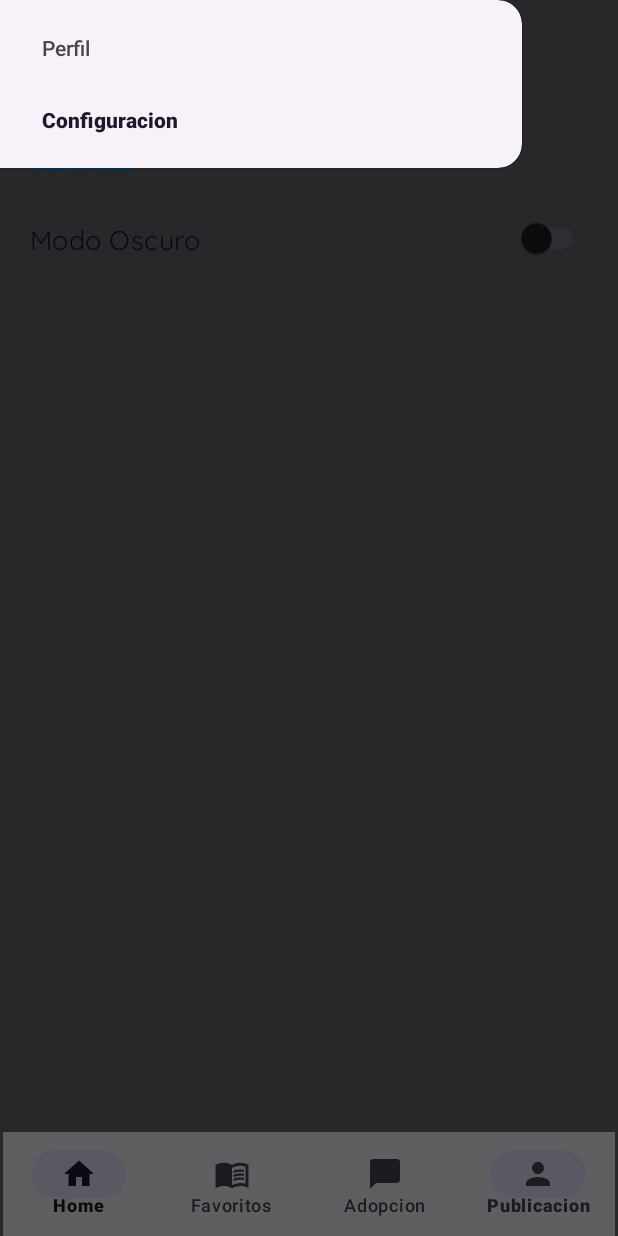
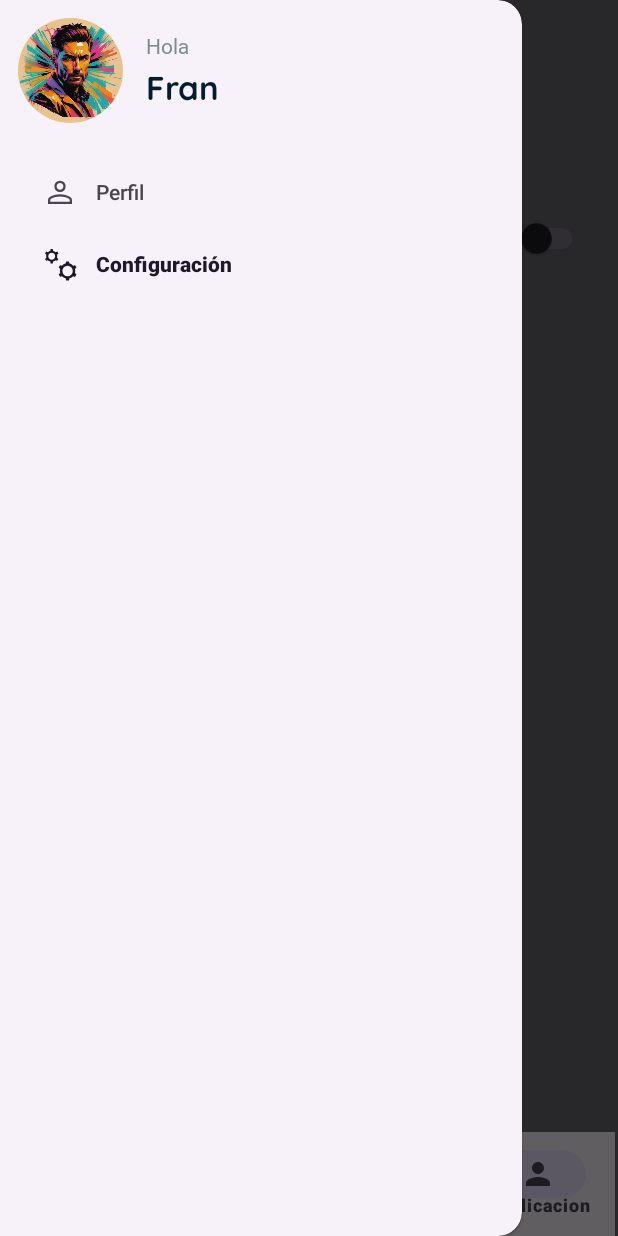
Before and after one commit to sosamatias1/Ort_TP3_Grupo7, an Android app: the ConfiguracionFragment screen opened through its navigation route, with the side drawer open, on a phone screen of 412 x 824 dp. Run offline under Robolectric (Android 15) with nearby library versions, the phone set to English and light mode, and no system bars; our stand-ins replace Picasso, Room's generated code, navigation-ui; network calls fail; pictures from the network do not load; 1 statement that could not run was skipped.

Commit message:
disenio drawer hecho

```diff
--- /dev/null
+++ b/app/src/main/res/drawable/back_icon.xml
@@ -0,0 +1,10 @@
+<vector xmlns:android="http://schemas.android.com/apk/res/android"
+    android:width="36dp"
+    android:height="36dp"
+    android:viewportWidth="960"
+    android:viewportHeight="960"
+    android:tint="?attr/colorControlNormal">
+  <path
+      android:fillColor="@android:color/white"
+      android:pathData="M655,880L255,480L655,80L711,137L368,480L711,823L655,880Z"/>
+</vector>
--- /dev/null
+++ b/app/src/main/res/drawable/profile_icon.xml
@@ -0,0 +1,10 @@
+<vector xmlns:android="http://schemas.android.com/apk/res/android"
+    android:width="64dp"
+    android:height="64dp"
+    android:viewportWidth="960"
+    android:viewportHeight="960"
+    android:tint="?attr/colorControlNormal">
+  <path
+      android:fillColor="@android:color/white"
+      android:pathData="M480,479Q414,479 372,437Q330,395 330,329Q330,263 372,221Q414,179 480,179Q546,179 588,221Q630,263 630,329Q630,395 588,437Q546,479 480,479ZM160,800L160,706Q160,668 179,641Q198,614 228,600Q295,570 356.5,555Q418,540 480,540Q542,540 603,555.5Q664,571 730.92,600.19Q762.22,614.32 781.11,641.16Q800,668 800,706L800,800L160,800ZM220,740L740,740L740,706Q740,690 730.5,675.5Q721,661 707,654Q643,623 590,611.5Q537,600 480,600Q423,600 369,611.5Q315,623 252,654Q238,661 229,675.5Q220,690 220,706L220,740ZM480,419Q519,419 544.5,393.5Q570,368 570,329Q570,290 544.5,264.5Q519,239 480,239Q441,239 415.5,264.5Q390,290 390,329Q390,368 415.5,393.5Q441,419 480,419ZM480,329Q480,329 480,329Q480,329 480,329Q480,329 480,329Q480,329 480,329Q480,329 480,329Q480,329 480,329Q480,329 480,329Q480,329 480,329ZM480,740L480,740Q480,740 480,740Q480,740 480,740Q480,740 480,740Q480,740 480,740Q480,740 480,740Q480,740 480,740Q480,740 480,740Q480,740 480,740L480,740L480,740Z"/>
+</vector>
--- /dev/null
+++ b/app/src/main/res/drawable/settings_icon.xml
@@ -0,0 +1,10 @@
+<vector xmlns:android="http://schemas.android.com/apk/res/android"
+    android:width="64dp"
+    android:height="64dp"
+    android:viewportWidth="960"
+    android:viewportHeight="960"
+    android:tint="?attr/colorControlNormal">
+  <path
+      android:fillColor="@android:color/white"
+      android:pathData="M229,464L223,415Q203,410 185.5,400.5Q168,391 154,377L110,395L80,346L117,311Q112,291 112,272Q112,253 117,233L80,198L110,149L154,167Q168,153 185.5,143.5Q203,134 223,129L229,80L289,80L295,129Q315,134 332.5,143.5Q350,153 364,167L408,149L438,198L400,233Q405,252 405,271.5Q405,291 400,311L438,346L408,395L364,377Q350,392 332.5,401Q315,410 295,415L289,464L229,464ZM259,364Q297,364 324,337Q351,310 351,272Q351,234 324,207Q297,180 259,180Q221,180 194,207Q167,234 167,272Q167,310 194,337Q221,364 259,364ZM644,920L630,863Q603,856 578.5,842Q554,828 536,806L482,823L444,758L486,720Q478,694 478,666Q478,638 486,612L444,575L482,510L536,525Q555,504 579,489.5Q603,475 630,469L644,412L719,412L733,469Q762,473 785.5,488Q809,503 828,525L882,510L920,575L878,612Q886,638 886,666Q886,694 878,720L920,758L882,824L828,806Q810,829 785.5,842.5Q761,856 733,863L719,920L644,920ZM682,805Q740,805 780.5,764.5Q821,724 821,666Q821,608 780.5,567.5Q740,527 682,527Q624,527 583.5,567.5Q543,608 543,666Q543,724 583.5,764.5Q624,805 682,805Z"/>
+</vector>
--- a/app/src/main/res/layout/activity_main.xml
+++ b/app/src/main/res/layout/activity_main.xml
@@ -5,7 +5,8 @@
     android:id="@+id/drawer_layout"
     android:layout_width="match_parent"
     android:layout_height="match_parent"
-    tools:context=".views.MainActivity">
+    tools:context=".views.MainActivity"
+    tools:openDrawer="start">
 
     <include
         layout="@layout/app_bar_main"
@@ -44,14 +45,13 @@
     <com.google.android.material.navigation.NavigationView
         android:id="@+id/nav_view"
         android:layout_width="wrap_content"
-        android:layout_height="wrap_content"
+        android:layout_height="match_parent"
         android:layout_gravity="start"
         android:fitsSystemWindows="true"
+        app:headerLayout="@layout/nav_header_main"
         app:menu="@menu/drawer_menu"
-        tools:layout_conversion_absoluteHeight="731dp"
-        tools:layout_conversion_absoluteWidth="347dp"
-        tools:layout_editor_absoluteX="-347dp"
-        tools:layout_editor_absoluteY="0dp" >
+
+        >
 
     </com.google.android.material.navigation.NavigationView>
 
--- /dev/null
+++ b/app/src/main/res/layout/nav_header_main.xml
@@ -0,0 +1,64 @@
+<?xml version="1.0" encoding="utf-8"?>
+<LinearLayout xmlns:android="http://schemas.android.com/apk/res/android"
+    xmlns:app="http://schemas.android.com/apk/res-auto"
+    xmlns:tools="http://schemas.android.com/tools"
+    android:id="@+id/nav_header"
+    android:layout_width="match_parent"
+    android:layout_height="96dp"
+    android:orientation="vertical"
+    android:padding="12dp">
+
+    <LinearLayout
+        android:layout_width="match_parent"
+        android:layout_height="wrap_content"
+        android:orientation="horizontal"
+        android:gravity="center_vertical"
+        >
+
+        <com.google.android.material.imageview.ShapeableImageView
+            android:id="@+id/nav_header_img"
+            android:layout_width="70dp"
+            android:layout_height="70dp"
+            android:layout_gravity="center"
+            android:scaleType="centerCrop"
+            android:src="@drawable/pancreas"
+            app:shapeAppearanceOverlay="@style/perfil_circular"
+            tools:srcCompat="@tools:sample/avatars" />
+
+        <LinearLayout
+            android:layout_width="wrap_content"
+            android:layout_height="wrap_content"
+            android:orientation="vertical"
+            android:layout_marginStart="15dp"
+
+            >
+
+            <TextView
+                android:id="@+id/tv_hola"
+                android:layout_width="match_parent"
+                android:layout_height="wrap_content"
+                android:fontFamily="@font/roboto400"
+                android:textColor="@color/nav_header_hola"
+                android:textSize="14sp"
+                android:text="@string/nav_header_hola"
+                android:layout_gravity="center_horizontal"/>
+
+            <TextView
+                android:id="@+id/tv_header_username"
+                android:layout_width="match_parent"
+                android:layout_height="wrap_content"
+                android:textColor="@color/nombre_perfil_config"
+                android:fontFamily="@font/quicksand_bold"
+                android:textSize="22sp"
+                android:text="Fran" />
+        </LinearLayout>
+    </LinearLayout>
+
+    <View
+        android:id="@+id/view"
+        android:layout_width="match_parent"
+        android:layout_height="1dp"
+        android:layout_marginTop="5dp"
+        android:background="@color/black" />
+
+</LinearLayout>
--- a/app/src/main/res/menu/drawer_menu.xml
+++ b/app/src/main/res/menu/drawer_menu.xml
@@ -4,8 +4,10 @@
 
     <item
         android:id="@+id/profile"
+        android:icon="@drawable/profile_icon"
         android:title="@string/drawer_profile_item" />
     <item
         android:id="@+id/settings"
+        android:icon="@drawable/settings_icon"
         android:title="@string/drawer_config_item" />
 </menu>
--- a/app/src/main/res/values/colors.xml
+++ b/app/src/main/res/values/colors.xml
@@ -7,4 +7,6 @@
     <color name="subir_foto_txt">#F4F1DE</color>
     <color name="nombre_perfil_config">#001E2F</color>
     <color name="general_config">#1B72C0</color>
+    <color name="nav_header_hola">#7E8B97</color>
+    <color name="nav_header_linea">#E6E9F0</color>
 </resources>
--- a/app/src/main/res/values/strings.xml
+++ b/app/src/main/res/values/strings.xml
@@ -3,10 +3,11 @@
     <!-- TODO: Remove or change this placeholder text -->
     <string name="hello_blank_fragment">Hello blank fragment</string>
     <string name="drawer_profile_item">Perfil</string>
-    <string name="drawer_config_item">Configuracion</string>
+    <string name="drawer_config_item">Configuración</string>
     <string name="nav_drawer_open">Abrir</string>
     <string name="nav_drawer_close">Cerrar</string>
     <string name="btn_subir_foto">Subir Foto</string>
     <string name="general_config">Generales</string>
     <string name="modo_oscuro">Modo Oscuro</string>
+    <string name="nav_header_hola">Hola</string>
 </resources>
```
Also changed, not shown: app/src/main/res/drawable/back_icon.png (deleted).
